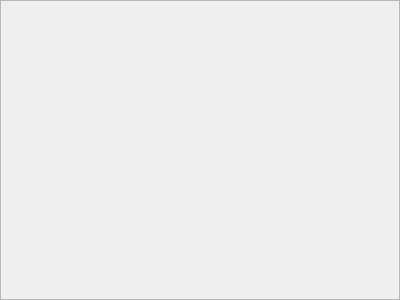
Old version of the form src/gdxviewer/gdxviewer.ui in the repository GAMS-dev/studio.
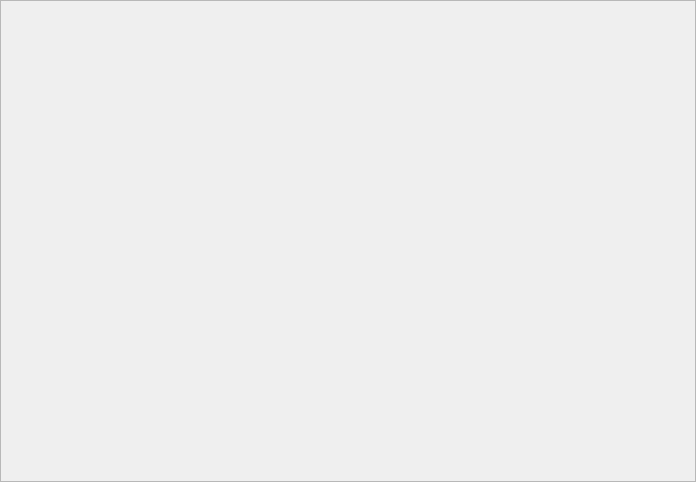
New version of the form.

The edit to the form file:
```diff
--- a/src/gdxviewer/gdxviewer.ui
+++ b/src/gdxviewer/gdxviewer.ui
@@ -9,8 +9,8 @@
    <rect>
     <x>0</x>
     <y>0</y>
-    <width>400</width>
-    <height>300</height>
+    <width>696</width>
+    <height>482</height>
    </rect>
   </property>
   <property name="frameShape">
```
Left out of the diff: 16 changed lines with no effect on the pictures.
